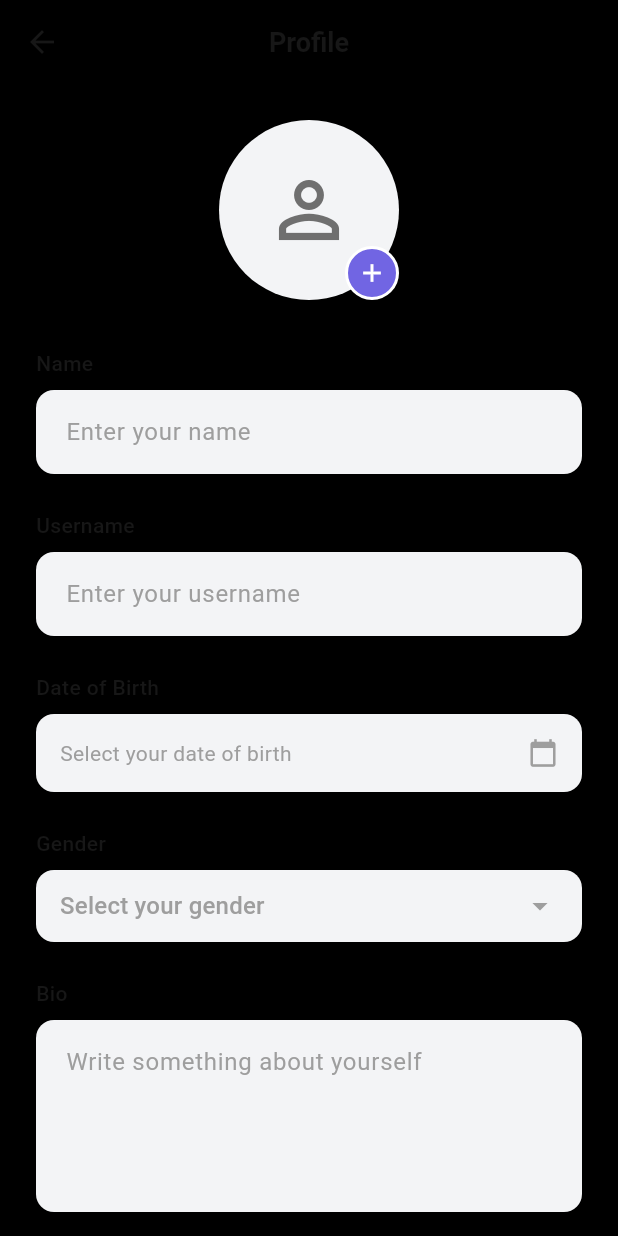
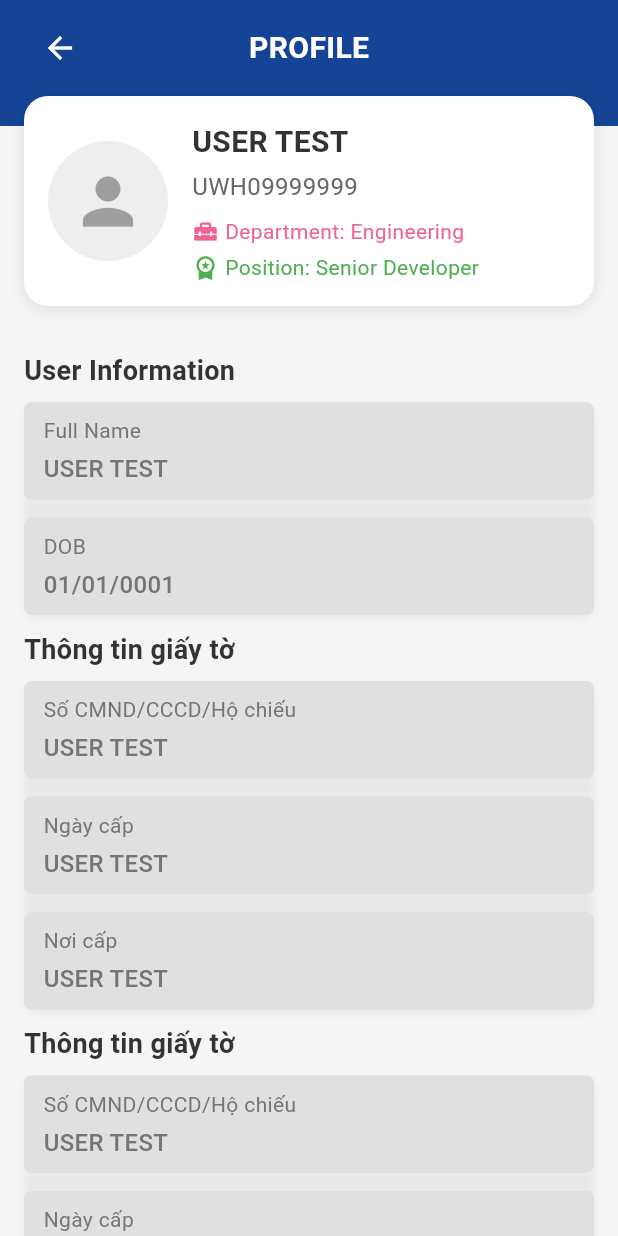
Before and after one commit to ryzamd/ScanQR, a Flutter app: the PersonalProfileScreen screen opened by its route, on a phone screen of 412 x 824 dp. Run offline on Flutter 3.47's test engine with Material 3 defaults, Android fonts, the phone set to English and light mode, and no system bars; missing offline and left inert: mobile_scanner; Roboto replaces fonts that are missing (Brunches-RoughSlanted).

Commit message:
create personal profile, modify route uses by AppRouter

```diff
--- a/scan_qr/lib/templates/navbars/navbar_widget.dart
+++ b/scan_qr/lib/templates/navbars/navbar_widget.dart
@@ -1,4 +1,5 @@
 import 'package:flutter/material.dart';
+import 'package:scan_qr/routes/routes_system.dart';
 
 class NavbarWidget extends StatelessWidget {
   const NavbarWidget({super.key});
@@ -32,14 +33,17 @@ class NavbarWidget extends StatelessWidget {
       selectedIndex: selectedIndex,
       onDestinationSelected: (int value) {
         // Nếu màn hình hiện tại khác với màn hình được chọn, chuyển hướng.
-        if (value == 0 && ModalRoute.of(context)?.settings.name != '/process') {
-          Navigator.pushReplacementNamed(context, '/process');
+        if (value == 0 && ModalRoute.of(context)?.settings.name != AppRouter.process) {
+          debugPrint('Setting route name: ${ModalRoute.of(context)?.settings.name}');
+          Navigator.pushReplacementNamed(context, AppRouter.process);
         } else if (value == 1 &&
-            ModalRoute.of(context)?.settings.name != '/dashboard') {
-          Navigator.pushReplacementNamed(context, '/dashboard');
+            ModalRoute.of(context)?.settings.name != AppRouter.dashboard) {
+              debugPrint('Setting route name: ${ModalRoute.of(context)?.settings.name}');
+          Navigator.pushReplacementNamed(context, AppRouter.dashboard);
         } else if (value == 2 &&
-            ModalRoute.of(context)?.settings.name != '/personal') {
-          Navigator.pushReplacementNamed(context, '/personal');
+            ModalRoute.of(context)?.settings.name != AppRouter.personal) {
+              debugPrint('Setting route name: ${ModalRoute.of(context)?.settings.name}');
+          Navigator.pushReplacementNamed(context, AppRouter.personal);
         }
       },
     );
--- a/scan_qr/lib/views/dashboard/dash_board_component_widget.dart
+++ b/scan_qr/lib/views/dashboard/dash_board_component_widget.dart
@@ -1,4 +1,5 @@
 import 'package:flutter/material.dart';
+import 'package:scan_qr/routes/routes_system.dart';
 
 class DashboardWidgets {
   static Widget buildHeader(BuildContext context) {
@@ -40,13 +41,13 @@ class DashboardWidgets {
         _buildCardButton(
           context: context,
           label: "TEMPORARY",
-          onPressed: () => Navigator.pushNamed(context, '/temporary'),
+          onPressed: () => Navigator.pushNamed(context, AppRouter.temporary),
         ),
         const SizedBox(width: 16), // khoảng cách giữa hai button
         _buildCardButton(
           context: context,
           label: "OUTBOUND",
-          onPressed: () => Navigator.pushNamed(context, '/outbound'),
+          onPressed: () => Navigator.pushNamed(context, AppRouter.outbound),
         ),
       ],
     );
--- a/scan_qr/lib/views/dashboard/outbound/out_bound_component_widgets.dart
+++ b/scan_qr/lib/views/dashboard/outbound/out_bound_component_widgets.dart
@@ -1,4 +1,5 @@
 import 'package:flutter/material.dart';
+import 'package:scan_qr/routes/routes_system.dart';
 import 'out_bound_business.dart';
 
 class OutBoundComponentWidgets {
@@ -163,7 +164,7 @@ class _CustomMenuWidgetState extends State<CustomMenuWidget> {
     return GestureDetector(
       onTap: () {
         // Chuyển hướng sang màn hình scan
-        Navigator.pushNamed(context, '/outbound-scan');
+        Navigator.pushNamed(context, AppRouter.outboundScan);
       },
       child: Container(
         margin: const EdgeInsets.only(bottom: 8),
--- a/scan_qr/lib/views/dashboard/outbound/out_bound_screen.dart
+++ b/scan_qr/lib/views/dashboard/outbound/out_bound_screen.dart
@@ -122,7 +122,7 @@ class _OutBoundScreenState extends State<OutBoundScreen> {
                     context: context,
                     title: "Warning",
                     message:
-                        "Bạn có chắc chắn muốn xóa tất cả dữ liệu đã quét?",
+                        "Are you sure about deleting all the scanned data?",
                     confirmLabel: null,
                     cancelLabel: null,
                     onConfirm: () {
--- a/scan_qr/lib/views/login/login_screen.dart
+++ b/scan_qr/lib/views/login/login_screen.dart
@@ -1,4 +1,5 @@
 import 'package:flutter/material.dart';
+import 'package:scan_qr/routes/routes_system.dart';
 import 'package:scan_qr/utilites/contants/title_contants.dart';
 
 class LoginScreen extends StatefulWidget {
@@ -160,7 +161,7 @@ class _LoginScreenState extends State<LoginScreen> {
                               ElevatedButton(
                                 onPressed: () {
                                   if (_formKey.currentState!.validate()) {
-                                    Navigator.pushNamed(context, '/dashboard');
+                                    Navigator.pushReplacementNamed(context, AppRouter.dashboard);
                                   }
                                 },
                                 style: ElevatedButton.styleFrom(
--- a/scan_qr/lib/views/personal/personal_profile_screen.dart
+++ b/scan_qr/lib/views/personal/personal_profile_screen.dart
@@ -1,306 +1,301 @@
 import 'package:flutter/material.dart';
+import 'package:scan_qr/utilites/contants/style_contants.dart';
 
-class PersonalProfileScreen extends StatefulWidget {
+class PersonalProfileScreen extends StatelessWidget {
   const PersonalProfileScreen({super.key});
 
   @override
-  State<PersonalProfileScreen> createState() => _PersonalProfileScreenState();
-}
+  Widget build(BuildContext context) {
+    // Example user data - replace with your actual data source
+    final userData = {
+      'id': 'UWH09999999',
+      'fullName': 'USER TEST',
+      'dateOfBirth': '01/01/0001',
+      'age': '25',
+      'department': 'Engineering',
+      'position': 'Senior Developer',
+    };
 
-class _PersonalProfileScreenState extends State<PersonalProfileScreen> {
-  final TextEditingController _nameController = TextEditingController();
-  final TextEditingController _usernameController = TextEditingController();
-  final TextEditingController _bioController = TextEditingController();
-  String? _selectedGender;
-  DateTime? _selectedDate;
-
-  final List<String> genders = ['Male', 'Female', 'Other'];
-
-  @override
-  void dispose() {
-    _nameController.dispose();
-    _usernameController.dispose();
-    _bioController.dispose();
-    super.dispose();
-  }
-
-  Future<void> _selectDate(BuildContext context) async {
-    final DateTime? picked = await showDatePicker(
-      context: context,
-      initialDate: _selectedDate ?? DateTime.now(),
-      firstDate: DateTime(1900),
-      lastDate: DateTime.now(),
-      builder: (context, child) {
-        return Theme(
-          data: Theme.of(context).copyWith(
-            colorScheme: const ColorScheme.light(
-              primary: Color(0xFF7165E3),
-              onPrimary: Colors.white,
-              onSurface: Color(0xFF171717),
+    return Scaffold(
+      backgroundColor: const Color(0xFFF5F5F5),
+      body: Column(
+        children: [
+          // Fixed red header with account info
+          Container(
+            color: ColorsConstants.primaryColor,
+            child: SafeArea(
+              bottom: false,
+              child: Column(
+                children: [
+                  // App bar with back button and title
+                  Padding(
+                    padding: const EdgeInsets.symmetric(
+                      horizontal: 16,
+                      vertical: 8,
+                    ),
+                    child: Row(
+                      children: [
+                        IconButton(
+                          icon: const Icon(
+                            Icons.arrow_back,
+                            color: Colors.white,
+                          ),
+                          onPressed: () => Navigator.of(context).pop(),
+                        ),
+                        Expanded(
+                          child: Center(
+                            child: Text(
+                              'PROFILE',
+                              style: TextStyle(
+                                fontSize: 20,
+                                fontWeight: FontWeight.bold,
+                                color: Colors.white,
                               ),
                             ),
-          child: child!,
-        );
-      },
-    );
-    if (picked != null && picked != _selectedDate) {
-      setState(() {
-        _selectedDate = picked;
-      });
-    }
-  }
-
-  @override
-  Widget build(BuildContext context) {
-    return Scaffold(
-      backgroundColor: Colors.black,
-      appBar: AppBar(
-        backgroundColor: Colors.black,
-        elevation: 0,
-        leading: IconButton(
-          icon: const Icon(Icons.arrow_back, color: Color(0xFF171717)),
-          onPressed: () => Navigator.of(context).pop(),
-        ),
-        title: const Text(
-          'Profile',
-          style: TextStyle(
-            fontSize: 18,
-            fontWeight: FontWeight.bold,
-            color: Color(0xFF171717),
                           ),
                         ),
-        centerTitle: true,
+                        // Empty space to balance the back button
+                        SizedBox(width: 48),
+                      ],
                     ),
-      body: SingleChildScrollView(
-        padding: const EdgeInsets.all(24.0),
+                  ),
+                  const SizedBox(height: 20),
+                ],
+              ),
+            ),
+          ),
+
+          // User profile card - fixed at top
+          Transform(
+            transform: Matrix4.translationValues(0, -20, 0),
+            child: Container(
+              margin: const EdgeInsets.symmetric(horizontal: 16),
+              decoration: BoxDecoration(
+                color: Colors.white,
+                borderRadius: BorderRadius.circular(16),
+                boxShadow: [
+                  BoxShadow(
+                    color: Colors.black.withOpacity(0.1),
+                    blurRadius: 8,
+                    offset: const Offset(0, 2),
+                  ),
+                ],
+              ),
+              child: Padding(
+                padding: const EdgeInsets.all(16),
+                child: Row(
+                  crossAxisAlignment: CrossAxisAlignment.center,
+                  children: [
+                    // Profile image
+                    Container(
+                      width: 80,
+                      height: 80,
+                      decoration: BoxDecoration(
+                        color: Colors.grey.shade200,
+                        shape: BoxShape.circle,
+                      ),
+                      child: const Icon(
+                        Icons.person,
+                        size: 50,
+                        color: Colors.grey,
+                      ),
+                    ),
+                    const SizedBox(width: 16),
+                    // Profile information
+                    Expanded(
                       child: Column(
                         crossAxisAlignment: CrossAxisAlignment.start,
                         children: [
-            // Profile photo
-            Center(
-              child: Stack(
-                children: [
-                  Container(
-                    width: 120,
-                    height: 120,
-                    decoration: BoxDecoration(
-                      color: const Color(0xFFF3F4F6),
-                      borderRadius: BorderRadius.circular(60),
-                    ),
-                    child: const Icon(
-                      Icons.person_outline,
-                      size: 60,
-                      color: Color(0xFF6F6F6F),
+                          Text(
+                            userData['fullName']!,
+                            style: const TextStyle(
+                              fontSize: 20,
+                              fontWeight: FontWeight.bold,
+                              color: Color(0xFF333333),
                             ),
                           ),
-                  Positioned(
-                    bottom: 0,
-                    right: 0,
-                    child: Container(
-                      width: 36,
-                      height: 36,
-                      decoration: BoxDecoration(
-                        color: const Color(0xFF7165E3),
-                        borderRadius: BorderRadius.circular(18),
-                        border: Border.all(color: Colors.white, width: 2),
+                          const SizedBox(height: 4),
+                          Text(
+                            userData['id']!,
+                            style: const TextStyle(
+                              fontSize: 16,
+                              color: Color(0xFF666666),
                             ),
-                      child: const Icon(
-                        Icons.add,
-                        size: 20,
-                        color: Colors.white,
+                          ),
+                          const SizedBox(height: 8),
+                          Row(
+                            children: [
+                              Icon(
+                                Icons.home_repair_service,
+                                size: 18,
+                                color: Colors.pink[300],
+                              ),
+                              const SizedBox(width: 4),
+                              Text(
+                                'Department: ${userData['department']}',
+                                style: TextStyle(
+                                  fontSize: 14,
+                                  color: Colors.pink[300],
+                                ),
+                              ),
+                            ],
+                          ),
+                          const SizedBox(height: 4),
+                          Row(
+                            children: [
+                              Icon(
+                                Icons.workspace_premium,
+                                size: 18,
+                                color: Colors.green,
+                              ),
+                              const SizedBox(width: 4),
+                              Text(
+                                'Position: ${userData['position']}',
+                                style: const TextStyle(
+                                  fontSize: 14,
+                                  color: Colors.green,
+                                ),
+                              ),
+                            ],
+                          ),
+                        ],
+                      ),
+                    ),
+                  ],
+                ),
+              ),
+            ),
+          ),
+
+          // Scrollable form section
+          Expanded(
+            child: SingleChildScrollView(
+              padding: const EdgeInsets.symmetric(horizontal: 16, vertical: 10),
+              child: Column(
+                crossAxisAlignment: CrossAxisAlignment.start,
+                children: [
+                  // Personal information section
+                  _buildSectionTitle('User Information'),
+                  _buildInfoCard([
+                    _buildInfoField('Full Name', userData['fullName']!),
+                    _buildInfoField('DOB', userData['dateOfBirth']!),
+                  ]),
+
+                  const SizedBox(height: 10),
+
+                  // ID document information
+                  _buildSectionTitle('Thông tin giấy tờ'),
+                  _buildInfoCard([
+                    _buildInfoField(
+                      'Số CMND/CCCD/Hộ chiếu',
+                      userData['fullName']!,
+                    ),
+                    _buildInfoField('Ngày cấp', userData['fullName']!),
+                    _buildInfoField('Nơi cấp', userData['fullName']!),
+                  ]),
+
+                  const SizedBox(height: 10),
+
+                  // ID document information
+                  _buildSectionTitle('Thông tin giấy tờ'),
+                  _buildInfoCard([
+                    _buildInfoField(
+                      'Số CMND/CCCD/Hộ chiếu',
+                      userData['fullName']!,
+                    ),
+                    _buildInfoField('Ngày cấp', userData['fullName']!),
+                    _buildInfoField('Nơi cấp', userData['fullName']!),
+                  ]),
+                ],
               ),
             ),
           ),
         ],
       ),
-            ),
-            const SizedBox(height: 32),
+    );
+  }
 
-            // Name input
-            const Text(
-              'Name',
-              style: TextStyle(
-                fontSize: 14,
-                fontWeight: FontWeight.w500,
-                color: Color(0xFF171717),
+  // Helper methods
+  Widget _buildSectionTitle(String title) {
+    return Padding(
+      padding: const EdgeInsets.only(bottom: 8),
+      child: Text(
+        title,
+        style: const TextStyle(
+          fontSize: 18,
+          fontWeight: FontWeight.bold,
+          color: Color(0xFF333333),
         ),
       ),
-            const SizedBox(height: 8),
-            TextField(
-              controller: _nameController,
-              decoration: InputDecoration(
-                hintText: 'Enter your name',
-                hintStyle: const TextStyle(color: Color(0xFF9E9E9E)),
-                filled: true,
-                fillColor: const Color(0xFFF3F4F6),
-                border: OutlineInputBorder(
-                  borderRadius: BorderRadius.circular(12),
-                  borderSide: BorderSide.none,
+    );
+  }
+
+  Widget _buildInfoCard(List<Widget> children) {
+    return Container(
+      width: double.infinity,
+      decoration: BoxDecoration(
+        borderRadius: BorderRadius.circular(8),
+        boxShadow: [
+          BoxShadow(
+            color: Colors.black.withOpacity(0.05),
+            blurRadius: 4,
+            offset: const Offset(0, 2),
           ),
-                contentPadding: const EdgeInsets.symmetric(horizontal: 16, vertical: 16),
+        ],
+      ),
+      child: Column(
+        children: List.generate(children.length, (index) {
+          // Thêm khoảng cách giữa các field
+          if (index < children.length - 1) {
+            return Column(
+              children: [
+                children[index],
+                const SizedBox(height: 12), // Spacing giữa các field
+              ],
+            );
+          }
+          return children[index];
+        }),
+      ),
+    );
+  }
+
+  Widget _buildInfoField(String label, String value) {
+    return Container(
+      width: double.infinity,
+      decoration: BoxDecoration(
+        color: Colors.grey.shade300, // Màu nền làm mờ để cho biết là read-only
+        borderRadius: BorderRadius.circular(5),
+        border: Border.all(color: Colors.grey.shade300),
+      ),
+      child: Column(
+        crossAxisAlignment: CrossAxisAlignment.start,
+        children: [
+          Padding(
+            padding: const EdgeInsets.only(
+              left: 12,
+              right: 12,
+              top: 8,
+              bottom: 4,
+            ),
+            child: Text(
+              label,
+              style: TextStyle(fontSize: 14, color: Colors.grey[600]),
             ),
           ),
-            const SizedBox(height: 24),
-
-            // Username input
-            const Text(
-              'Username',
-              style: TextStyle(
-                fontSize: 14,
-                fontWeight: FontWeight.w500,
-                color: Color(0xFF171717),
-              ),
-            ),
-            const SizedBox(height: 8),
-            TextField(
-              controller: _usernameController,
-              decoration: InputDecoration(
-                hintText: 'Enter your username',
-                hintStyle: const TextStyle(color: Color(0xFF9E9E9E)),
-                filled: true,
-                fillColor: const Color(0xFFF3F4F6),
-                border: OutlineInputBorder(
-                  borderRadius: BorderRadius.circular(12),
-                  borderSide: BorderSide.none,
-                ),
-                contentPadding: const EdgeInsets.symmetric(horizontal: 16, vertical: 16),
-              ),
-            ),
-            const SizedBox(height: 24),
-
-            // Date of birth
-            const Text(
-              'Date of Birth',
-              style: TextStyle(
-                fontSize: 14,
-                fontWeight: FontWeight.w500,
-                color: Color(0xFF171717),
-              ),
-            ),
-            const SizedBox(height: 8),
-            GestureDetector(
-              onTap: () => _selectDate(context),
-              child: Container(
-                padding: const EdgeInsets.symmetric(horizontal: 16, vertical: 16),
-                decoration: BoxDecoration(
-                  color: const Color(0xFFF3F4F6),
-                  borderRadius: BorderRadius.circular(12),
-                ),
-                child: Row(
-                  mainAxisAlignment: MainAxisAlignment.spaceBetween,
-                  children: [
-                    Text(
-                      _selectedDate == null
-                          ? 'Select your date of birth'
-                          : '${_selectedDate!.day}/${_selectedDate!.month}/${_selectedDate!.year}',
-                      style: TextStyle(
-                        color: _selectedDate == null ? const Color(0xFF9E9E9E) : const Color(0xFF171717),
-                      ),
-                    ),
-                    const Icon(Icons.calendar_today, color: Color(0xFF9E9E9E), size: 20),
-                  ],
-                ),
-              ),
-            ),
-            const SizedBox(height: 24),
-
-            // Gender
-            const Text(
-              'Gender',
-              style: TextStyle(
-                fontSize: 14,
-                fontWeight: FontWeight.w500,
-                color: Color(0xFF171717),
-              ),
-            ),
-            const SizedBox(height: 8),
-            Container(
-              padding: const EdgeInsets.symmetric(horizontal: 16),
-              decoration: BoxDecoration(
-                color: const Color(0xFFF3F4F6),
-                borderRadius: BorderRadius.circular(12),
-              ),
-              child: DropdownButtonHideUnderline(
-                child: DropdownButton<String>(
-                  isExpanded: true,
-                  hint: const Text(
-                    'Select your gender',
-                    style: TextStyle(color: Color(0xFF9E9E9E)),
-                  ),
-                  value: _selectedGender,
-                  items: genders.map((String gender) {
-                    return DropdownMenuItem<String>(
-                      value: gender,
-                      child: Text(gender),
-                    );
-                  }).toList(),
-                  onChanged: (String? newValue) {
-                    setState(() {
-                      _selectedGender = newValue;
-                    });
-                  },
-                  icon: const Icon(Icons.arrow_drop_down, color: Color(0xFF9E9E9E)),
-                  dropdownColor: Colors.white,
-                ),
-              ),
-            ),
-            const SizedBox(height: 24),
-
-            // Bio
-            const Text(
-              'Bio',
-              style: TextStyle(
-                fontSize: 14,
-                fontWeight: FontWeight.w500,
-                color: Color(0xFF171717),
-              ),
-            ),
-            const SizedBox(height: 8),
-            TextField(
-              controller: _bioController,
-              maxLines: 4,
-              decoration: InputDecoration(
-                hintText: 'Write something about yourself',
-                hintStyle: const TextStyle(color: Color(0xFF9E9E9E)),
-                filled: true,
-                fillColor: const Color(0xFFF3F4F6),
-                border: OutlineInputBorder(
-                  borderRadius: BorderRadius.circular(12),
-                  borderSide: BorderSide.none,
-                ),
-                contentPadding: const EdgeInsets.all(16),
-              ),
-            ),
-            const SizedBox(height: 40),
-
-            // Save button
-            SizedBox(
-              width: double.infinity,
-              child: ElevatedButton(
-                onPressed: () {
-                  // Handle save profile
-                },
-                style: ElevatedButton.styleFrom(
-                  backgroundColor: const Color(0xFF7165E3),
-                  foregroundColor: Colors.white,
-                  padding: const EdgeInsets.symmetric(vertical: 16),
-                  shape: RoundedRectangleBorder(
-                    borderRadius: BorderRadius.circular(12),
-                  ),
-                  elevation: 0,
-                ),
-                child: const Text(
-                  'Save',
+          Padding(
+            padding: const EdgeInsets.only(left: 12, right: 12, bottom: 8),
+            child: Text(
+              value,
               style: TextStyle(
                 fontSize: 16,
                 fontWeight: FontWeight.w500,
-                  ),
+                color: Colors.grey[600],
               ),
             ),
           ),
         ],
       ),
-      ),
     );
   }
 }
--- a/scan_qr/lib/views/process/process_component_widgets.dart
+++ b/scan_qr/lib/views/process/process_component_widgets.dart
@@ -73,12 +73,12 @@ class _ProcessingTableWidgetState extends State<ProcessingTableWidget> {
       padding: const EdgeInsets.symmetric(vertical: 12.0, horizontal: 8.0),
       child: Table(
         columnWidths: const {
-          0: FixedColumnWidth(30),
-          1: FixedColumnWidth(50),
-          2: FixedColumnWidth(70),
-          3: FixedColumnWidth(60),
-          4: FixedColumnWidth(80),
-          5: FixedColumnWidth(50),
+            0: FixedColumnWidth(40),
+            1: FixedColumnWidth(50),
+            2: FixedColumnWidth(70),
+            3: FixedColumnWidth(60),
+            4: FixedColumnWidth(80),
+            5: FixedColumnWidth(60),
         },
         children: [
           TableRow(
```
Lines whose indentation alone changed are shown as unchanged.
